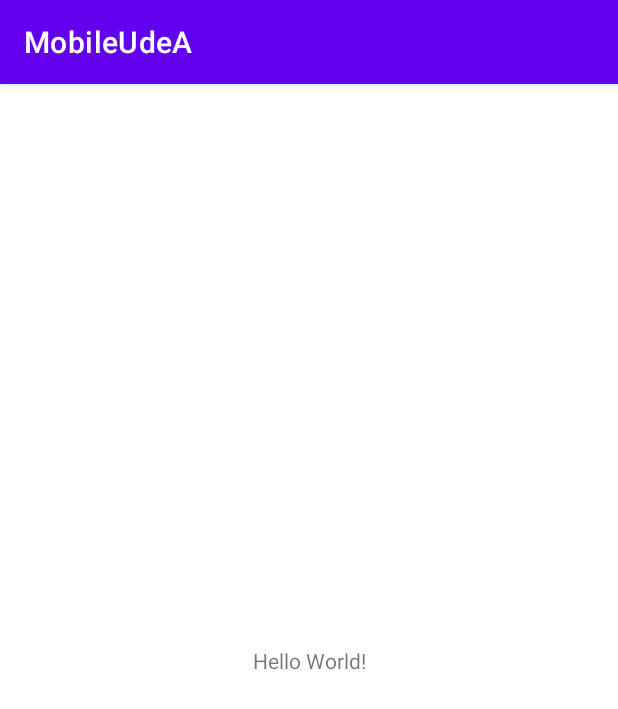
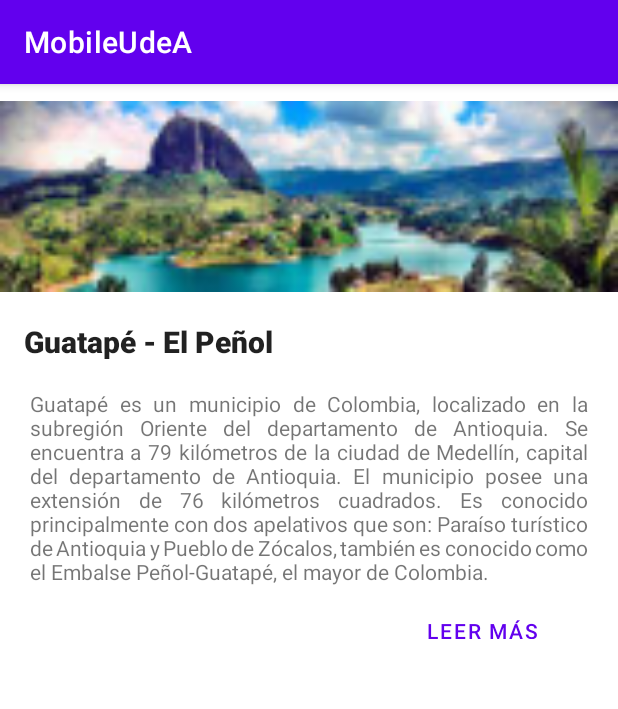
Before and after one commit to juanyepesu2/MobileUdeA, an Android app: the screen it shows after launch (MainActivity), on a phone screen of 412 x 824 dp. Shown: the top 709 px of the screen. Run offline under Robolectric (Android 15) with nearby library versions, the phone set to English and light mode, and no system bars.

Commit message:
imagen, título e información general

```diff
--- a/app/src/main/AndroidManifest.xml
+++ b/app/src/main/AndroidManifest.xml
@@ -10,11 +10,6 @@
         android:supportsRtl="true"
         android:theme="@style/Theme.MobileUdeA">
         <activity
-            android:name=".Detalle"
-            android:exported="true"
-            android:label="@string/title_activity_detalle"
-            android:theme="@style/Theme.MobileUdeA.NoActionBar" />
-        <activity
             android:name=".MainActivity"
             android:exported="true">
             <intent-filter>
--- a/app/src/main/java/com/mintic/mobileudea/MainActivity.kt
+++ b/app/src/main/java/com/mintic/mobileudea/MainActivity.kt
@@ -1,11 +1,35 @@
 package com.mintic.mobileudea
 
+import android.annotation.SuppressLint
 import androidx.appcompat.app.AppCompatActivity
 import android.os.Bundle
+import android.widget.Button
+import android.widget.TextView
+import androidx.core.view.isVisible
+import androidx.navigation.navArgs
 
 class MainActivity : AppCompatActivity() {
+
     override fun onCreate(savedInstanceState: Bundle?) {
         super.onCreate(savedInstanceState)
         setContentView(R.layout.activity_main)
+
+        val boton: Button = findViewById(R.id.ver_mas)
+        val descripcion2: TextView = findViewById(R.id.description2)
+        var estadoboton: Boolean = true
+
+         boton.setOnClickListener{
+            if (estadoboton == true) {
+                boton.setText("Leer Menos")
+                val estado: Boolean
+                descripcion2.isVisible= true
+                estadoboton = false
+            } else {
+                boton.setText("Leer Más")
+                estadoboton = true
+                descripcion2.isVisible= false
+                }
+
+        }
     }
 }
--- a/app/src/main/res/layout/activity_main.xml
+++ b/app/src/main/res/layout/activity_main.xml
@@ -6,13 +6,67 @@
     android:layout_height="match_parent"
     tools:context=".MainActivity">
 
+    <ImageView
+        android:id="@+id/imageView2"
+        android:layout_width="0dp"
+        android:layout_height="150dp"
+        app:layout_constraintEnd_toEndOf="parent"
+        app:layout_constraintHorizontal_bias="0.0"
+        app:layout_constraintStart_toStartOf="parent"
+        app:layout_constraintTop_toTopOf="parent"
+        app:srcCompat="@mipmap/guatape2" />
+
     <TextView
-        android:layout_width="wrap_content"
+        android:id="@+id/city"
+        android:layout_width="210dp"
+        android:layout_height="25dp"
+        android:layout_marginStart="16dp"
+        android:layout_marginTop="8dp"
+        android:fontFamily="sans-serif-black"
+        android:text="@string/city"
+        android:textAppearance="@style/TextAppearance.AppCompat.Body2"
+        android:textSize="20sp"
+        app:layout_constraintStart_toStartOf="parent"
+        app:layout_constraintTop_toBottomOf="@+id/imageView2" />
+
+    <TextView
+        android:id="@+id/description"
+        android:layout_width="match_parent"
         android:layout_height="wrap_content"
-        android:text="Hello World!"
-        app:layout_constraintBottom_toBottomOf="parent"
-        app:layout_constraintLeft_toLeftOf="parent"
-        app:layout_constraintRight_toRightOf="parent"
-        app:layout_constraintTop_toTopOf="parent" />
+        android:layout_margin="10dp"
+        android:justificationMode="inter_word"
+        android:padding="10dp"
+        android:text="@string/descripcion1"
+        app:layout_constraintBottom_toTopOf="@+id/ver_mas"
+        app:layout_constraintEnd_toEndOf="parent"
+        app:layout_constraintHorizontal_bias="1.0"
+        app:layout_constraintStart_toStartOf="parent"
+        app:layout_constraintTop_toBottomOf="@+id/city" />
+
+    <TextView
+        android:id="@+id/description2"
+        android:layout_width="match_parent"
+        android:layout_height="0dp"
+        android:layout_margin="10dp"
+        android:layout_marginTop="8dp"
+        android:justificationMode="inter_word"
+        android:padding="10dp"
+        android:text="@string/descripcion2"
+        android:visibility="invisible"
+        app:layout_constraintEnd_toEndOf="parent"
+        app:layout_constraintHorizontal_bias="0.526"
+        app:layout_constraintStart_toStartOf="parent"
+        app:layout_constraintTop_toBottomOf="@+id/ver_mas" />
+
+    <Button
+        android:id="@+id/ver_mas"
+        style="@style/Widget.MaterialComponents.Button.TextButton"
+        android:layout_width="165dp"
+        android:layout_height="35dp"
+        android:layout_marginEnd="8dp"
+        android:text="@string/textoboton"
+        app:layout_constraintEnd_toEndOf="parent"
+        app:layout_constraintTop_toBottomOf="@+id/description"
+        tools:ignore="TouchTargetSizeCheck" />
 
 </androidx.constraintlayout.widget.ConstraintLayout>
--- a/app/src/main/res/values/strings.xml
+++ b/app/src/main/res/values/strings.xml
@@ -1,12 +1,9 @@
 <resources>
     <string name="app_name">MobileUdeA</string>
-    <string name="title_activity_detalle">Detalle</string>
-    <!-- Strings used for fragments for navigation -->
-    <string name="first_fragment_label">First Fragment</string>
-    <string name="second_fragment_label">Second Fragment</string>
-    <string name="next">Next</string>
-    <string name="previous">Previous</string>
-
-    <string name="hello_first_fragment">Hello first fragment</string>
-    <string name="hello_second_fragment">Hello second fragment. Arg: %1$s</string>
+    <string name="MainActivity">Detalle</string>
+    <string name="city">Guatapé - El Peñol</string>
+    <string name="descripcion1">Guatapé es un municipio de Colombia, localizado en la subregión Oriente del departamento de Antioquia. Se encuentra a 79 kilómetros de la ciudad de Medellín, capital del departamento de Antioquia. El municipio posee una extensión de 76 kilómetros cuadrados.
+    Es conocido principalmente con dos apelativos que son: Paraíso turístico de Antioquia y Pueblo de Zócalos, también es conocido como el Embalse Peñol-Guatapé, el mayor de Colombia.</string>
+    <string name="descripcion2">Origen del nombre: Fue llamado así en honor al cacique Guatapé. Las fachadas de sus casas son coloridas, adornadas con tradicionales zócalos, como la calle del Recuerdo. El Parque Principal es amplio e invita a caminar, el malecón ofrece, además de una variada oferta gastronómica, una apacible vista sobre el embalse y el Peñón de Guatapé le da una de las mayores atracciones a este lugar: un pueblo entre montañas a orillas de un pequeño mar.</string>
+    <string name="textoboton">Leer Más</string>
 </resources>
```
Also changed, not shown: app/src/main/java/com/mintic/mobileudea/Detalle.kt (deleted, +0 -40 lines), app/src/main/java/com/mintic/mobileudea/FirstFragment.kt (deleted, +0 -44 lines), app/src/main/java/com/mintic/mobileudea/SecondFragment.kt (deleted, +0 -44 lines), app/src/main/res/layout/activity_detalle.xml (deleted, +0 -34 lines), app/src/main/res/layout/content_detalle.xml (deleted, +0 -19 lines), app/src/main/res/layout/fragment_first.xml (deleted, +0 -28 lines), app/src/main/res/layout/fragment_second.xml (deleted, +0 -27 lines), app/src/main/res/navigation/nav_graph.xml (+1 -24 lines), app/src/main/res/mipmap-xxxhdpi/guatape2.jpg (added).
